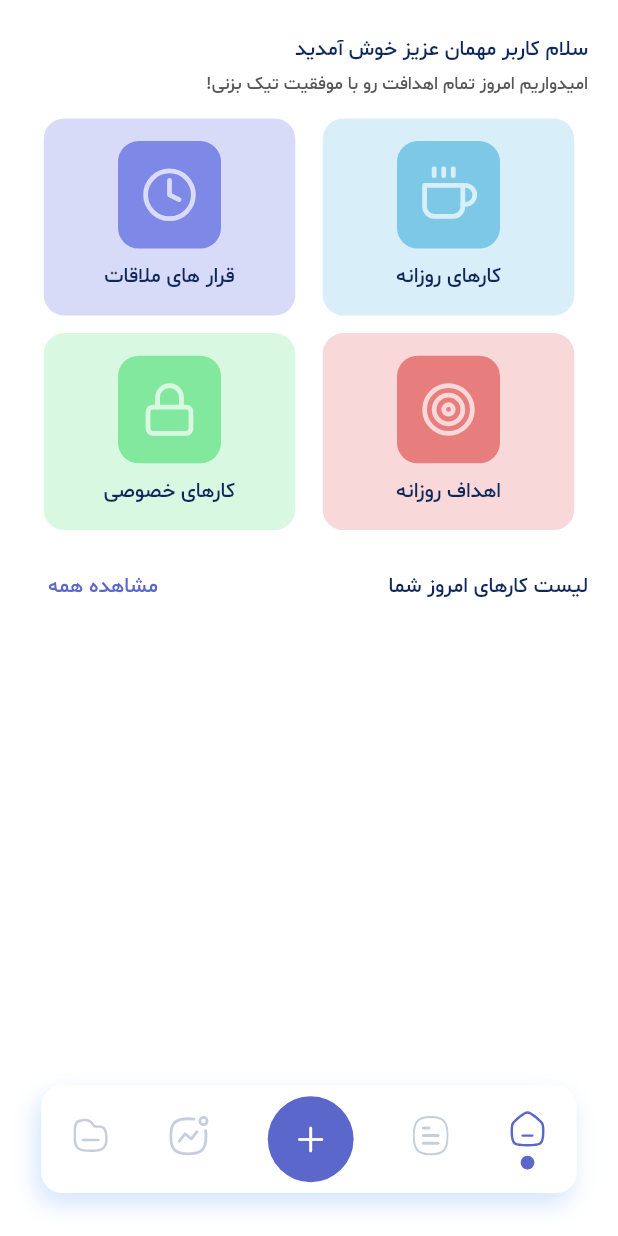
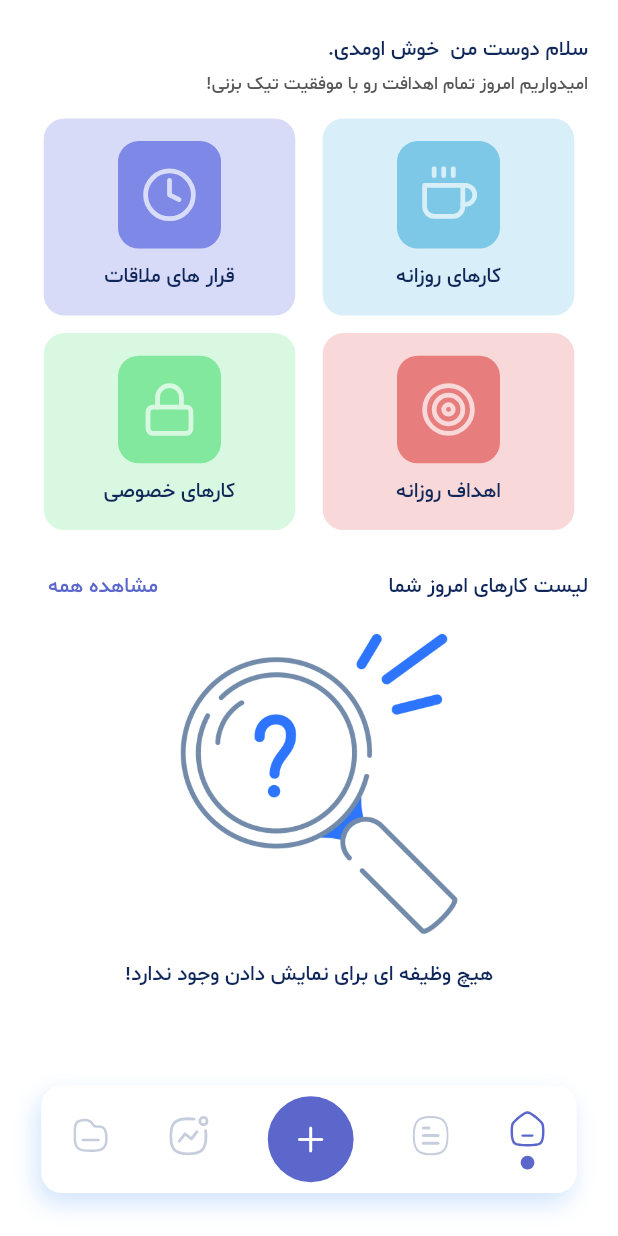
Before and after one commit to NovaTeamDevs/nova_task, a Flutter app: the screen it shows after launch, on a phone screen of 412 x 824 dp. Run offline on Flutter 3.47's test engine with Material 3 defaults, Android fonts, the phone set to English and light mode, and no system bars; our stand-ins replace dotted_border, fl_chart, flutter_colorpicker, flutter_screenutil, flutter_svg, get and 4 more; missing offline and left inert: persian_datetime_picker; accounts and stored records are empty; statements that could not run were skipped.

Commit message:
impl empty state

```diff
--- a/lib/core/resources/app_strings.dart
+++ b/lib/core/resources/app_strings.dart
@@ -6,9 +6,10 @@ class AppStrings {
   static const editTask = "ویرایش وظیفه";
   static const removeTask = "حذف وظیفه";
   static const appVersion = "ورژن 1.0.0";
+  static const emptyStateMessage = "هیچ وظیفه ای برای نمایش دادن وجود ندارد!";
   static const categoryNameLabel = "عنوان دسته بندی";
   static const createNewCategory = "ایجاد دسته بندی جدید";
-  static const welcomeGustUser = "سلام کاربر مهمان عزیز خوش آمدید";
+  static const welcomeGustUser = "سلام دوست من  خوش اومدی.";
   static const homeMessage = "امیدواریم امروز تمام اهدافت رو با موفقیت تیک بزنی!";
   static const lastAddedTask = "جدیدترین وظیفه شما";
   static const viewAll = "مشاهده همه";
--- /dev/null
+++ b/lib/core/widgets/empty_state.dart
@@ -0,0 +1,22 @@
+import 'package:flutter/material.dart';
+import 'package:flutter_screenutil/flutter_screenutil.dart';
+import 'package:nova_task/core/resources/app_strings.dart';
+import 'package:nova_task/core/resources/dimens.dart';
+import 'package:nova_task/gen/assets.gen.dart';
+
+class EmptyState extends StatelessWidget {
+  const EmptyState({super.key,  this.height = 180});
+  final double height;
+  @override
+  Widget build(BuildContext context) {
+    return Column(
+      crossAxisAlignment: CrossAxisAlignment.center,
+      mainAxisAlignment: MainAxisAlignment.center,
+      children: [
+        Image.asset(Assets.png.emptyState.path,height: height.h),
+        SizedBox(height: Dimens.small.h),
+        const Text(AppStrings.emptyStateMessage)
+      ],
+    );
+  }
+}
--- a/lib/core/widgets/text_field_widget.dart
+++ b/lib/core/widgets/text_field_widget.dart
@@ -4,13 +4,14 @@ import 'package:get/get.dart';
 import '../resources/dimens.dart';
 
 class TextFieldWidget extends StatelessWidget {
-  const TextFieldWidget({super.key, this.controller, this.label, this.validator, this.maxLength,this.readOnly = false, this.onChange});
+  const TextFieldWidget({super.key, this.controller, this.label, this.validator, this.maxLength,this.readOnly = false, this.onChange, this.onTap});
   final TextEditingController? controller;
   final String? label;
   final bool readOnly;
   final String? Function(String? value)? validator;
   final int? maxLength;
   final Function(String)? onChange;
+  final VoidCallback? onTap;
   @override
   Widget build(BuildContext context) {
     return TextFormField(
@@ -19,6 +20,7 @@ class TextFieldWidget extends StatelessWidget {
       validator: validator,
       maxLength: maxLength,
       onChanged: onChange,
+      onTap: onTap,
       decoration: InputDecoration(
         contentPadding: const EdgeInsets.all(Dimens.small),
         labelText: label,
--- a/lib/views/add_or_edit_task.dart
+++ b/lib/views/add_or_edit_task.dart
@@ -55,6 +55,7 @@ class AddOrEditTaskScreen extends StatelessWidget {
                       crossAxisAlignment: CrossAxisAlignment.center,
                       children: [
                          Expanded(child: TextFieldWidget(
+                           onTap: () => taskController.taskTimePicker(context),
                             controller: taskController.dateText,
                             label: AppStrings.taskDateLabel,
                             readOnly: true,
--- a/lib/views/home_screen.dart
+++ b/lib/views/home_screen.dart
@@ -12,11 +12,11 @@ import 'package:nova_task/controllers/nvaigation_controller.dart';
 import 'package:nova_task/core/resources/app_strings.dart';
 import 'package:nova_task/core/resources/dimens.dart';
 import 'package:nova_task/core/widgets/category_widget.dart';
+import 'package:nova_task/core/widgets/empty_state.dart';
 import 'package:nova_task/core/widgets/list_header_widget.dart';
 import 'package:nova_task/core/widgets/task_card_widget.dart';
-
-import 'package:flutter/material.dart';
 import 'package:nova_task/models/category_model.dart';
+import 'package:nova_task/models/task_model.dart';
 import 'package:persian_datetime_picker/persian_datetime_picker.dart';
 
 class HomeScreen extends StatelessWidget {
@@ -87,25 +87,23 @@ class HomeScreen extends StatelessWidget {
                 return ValueListenableBuilder(
                   valueListenable: controller.taskBox.listenable(),
                   builder: (context, box, child) {
-                    return SliverList(
+                    final List<TaskModel> taskList = box.values.where((task) => task.date == "${Jalali.now().year}/${Jalali.now().month}/${Jalali.now().day}").toList();
+                    return taskList.isNotEmpty ? SliverList(
                       delegate: SliverChildBuilderDelegate(
                             (BuildContext context, int index) {
-                          return  Padding(
+                          return Padding(
                             padding: const EdgeInsets.all(Dimens.small),
-                            child: TaskCardWidget(task: box.values.toList()[index]),
+                            child:TaskCardWidget(task: taskList[index]),
                           );
                         },
-                        childCount: box.values
-                            .where((task) =>
-                                task.date ==
-                                "${Jalali.now().year}/${Jalali.now().month}/${Jalali.now().day}")
-                            .toList()
-                            .length,
+                        childCount: taskList.length,
                       ),
-                    );
-                  },);
+                    ) : const SliverToBoxAdapter(child: EmptyState());
+                  },
+                );
               },
             ),
+
             SliverToBoxAdapter(
               child: SizedBox(height: 70.h),
             ),
--- a/pubspec.yaml
+++ b/pubspec.yaml
@@ -74,6 +74,7 @@ flutter:
   # To add assets to your application, add an assets section, like this:
   assets:
      - assets/svgs/
+     - assets/png/
 
   # An image asset can refer to one or more resolution-specific "variants", see
   # https://flutter.dev/assets-and-images/#resolution-aware
```
Also changed, not shown: lib/gen/assets.gen.dart (+88 -0 lines), lib/views/todo_list_screen.dart (+4 -3 lines), assets/png/empty_state.png (added).
